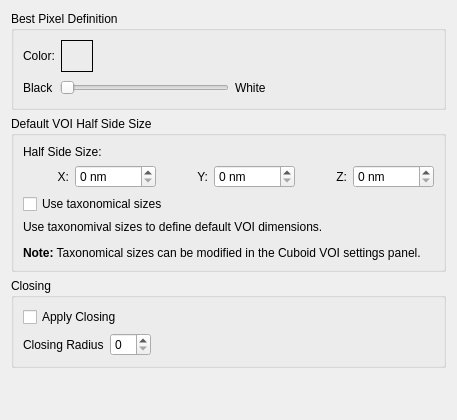
First picture: the form in App/Settings/SeedGrowSegmentation/SeedGrowSettingsPanel.ui, repository FelixdelasPozas/EspINA, before the edit.
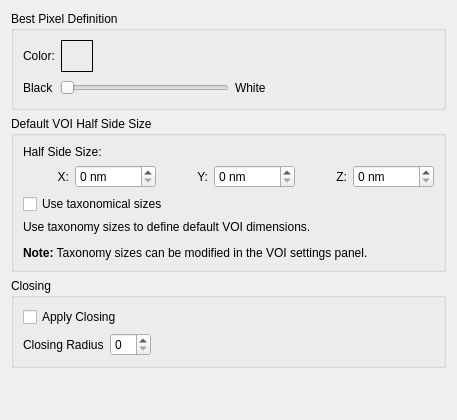
Second picture: the form after the edit.

```diff
--- a/App/Settings/SeedGrowSegmentation/SeedGrowSettingsPanel.ui
+++ b/App/Settings/SeedGrowSegmentation/SeedGrowSettingsPanel.ui
@@ -207,7 +207,7 @@
          <number>1</number>
         </property>
         <property name="text">
-         <string>&lt;html&gt;&lt;head/&gt;&lt;body&gt;&lt;p&gt;Use taxonomival sizes to define default VOI dimensions.&lt;/p&gt;&lt;p&gt;&lt;span style=&quot; font-weight:600;&quot;&gt;Note:&lt;/span&gt; Taxonomical sizes can be modified in the Cuboid VOI settings panel.&lt;/p&gt;&lt;/body&gt;&lt;/html&gt;</string>
+         <string>&lt;html&gt;&lt;head/&gt;&lt;body&gt;&lt;p&gt;Use taxonomy sizes to define default VOI dimensions.&lt;/p&gt;&lt;p&gt;&lt;span style=&quot; font-weight:600;&quot;&gt;Note:&lt;/span&gt; Taxonomy sizes can be modified in the VOI settings panel.&lt;/p&gt;&lt;/body&gt;&lt;/html&gt;</string>
         </property>
         <property name="textFormat">
          <enum>Qt::RichText</enum>
```
